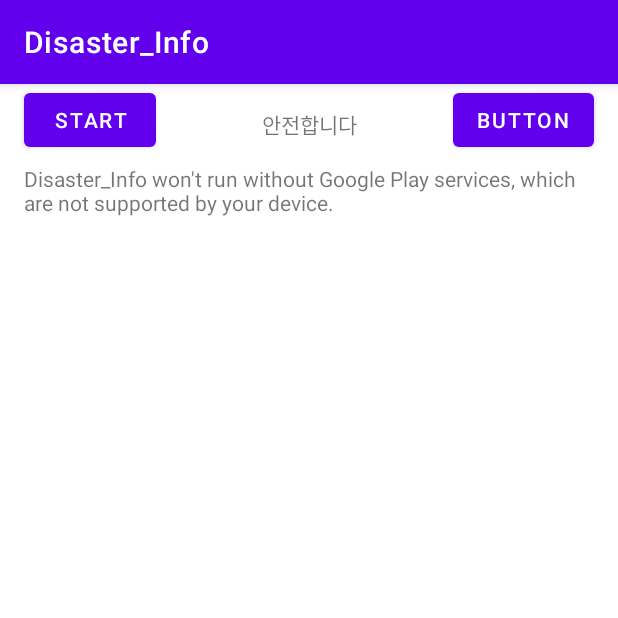
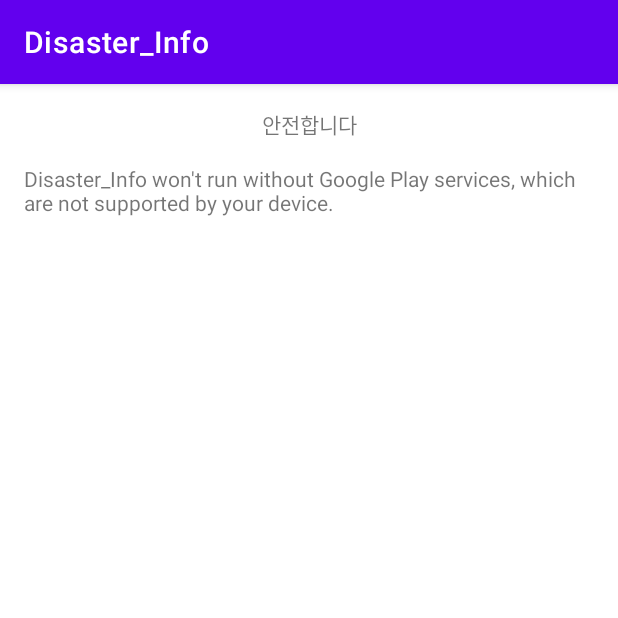
Before and after one commit to pshpjr/Disaster_Info, an Android app: the screen it shows after launch (EmergencyActivity), after a tap on "BUTTON", on a phone screen of 412 x 824 dp, the top half of it. Run offline under Robolectric (Android 15) with nearby library versions, the light colour scheme and no system bars.

Commit message:
메인에서 서비스 실행하게 변경

```diff
--- a/app/src/main/java/com/example/disaster_info/MainActivity.java
+++ b/app/src/main/java/com/example/disaster_info/MainActivity.java
@@ -16,7 +16,7 @@
     protected void onCreate(Bundle savedInstanceState) {
         super.onCreate(savedInstanceState);
         setContentView(R.layout.activity_main);
-
+        startService(new Intent(MainActivity.this, CheckEmergencyService.class));
 
         findViewById(R.id.button).setOnClickListener(new View.OnClickListener() {
             @Override
--- a/app/src/main/res/layout/activity_emergency.xml
+++ b/app/src/main/res/layout/activity_emergency.xml
@@ -42,21 +42,4 @@
 
     </FrameLayout>
 
-    <Button
-        android:id="@+id/start"
-        android:layout_width="wrap_content"
-        android:layout_height="wrap_content"
-        android:layout_marginStart="16dp"
-        android:text="start"
-        app:layout_constraintStart_toStartOf="parent"
-        app:layout_constraintTop_toTopOf="parent" />
-
-    <Button
-        android:id="@+id/stop"
-        android:layout_width="wrap_content"
-        android:layout_height="wrap_content"
-        android:layout_marginEnd="16dp"
-        android:text="Button"
-        app:layout_constraintEnd_toEndOf="parent"
-        app:layout_constraintTop_toTopOf="parent" />
 </androidx.constraintlayout.widget.ConstraintLayout>
```
Also changed, not shown: app/src/main/java/com/example/disaster_info/EmergencyActivity.java (+0 -17 lines).
